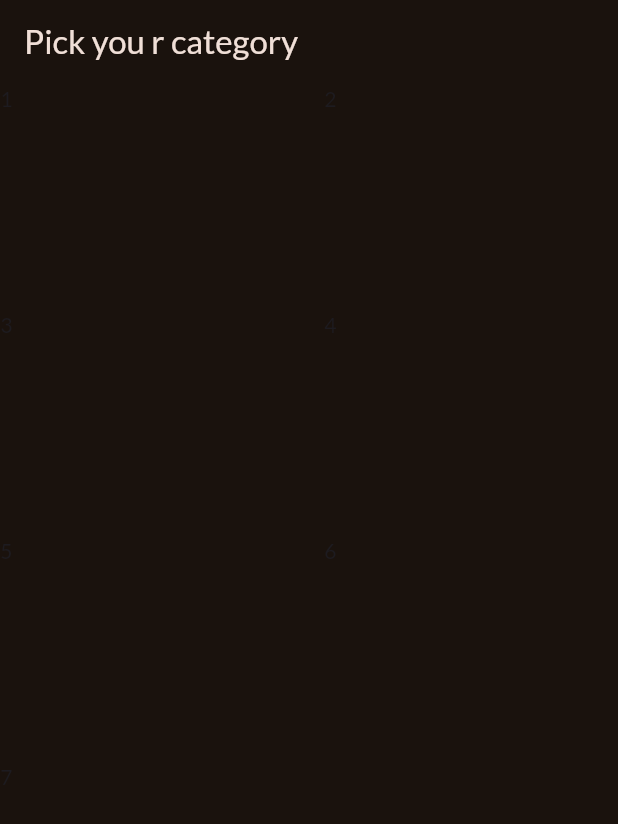
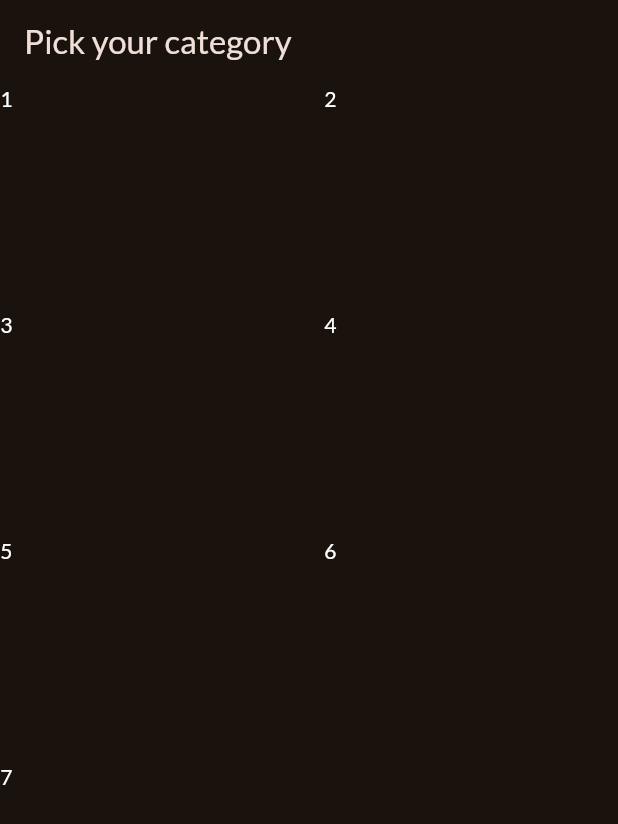
Before and after one commit to auza0002/meals_app_flutter, a Flutter app: the CategoriesScreen screen opened directly, on a phone screen of 412 x 824 dp. Shown: the top 824 px of the screen. Run offline on Flutter 3.47's test engine with Material 3 defaults, Android fonts, the phone set to English and light mode, and no system bars; our stand-ins replace google_fonts; statements that could not run were skipped.

Commit message:
Grid Item

```diff
--- a/lib/categories.dart
+++ /dev/null
@@ -1,29 +0,0 @@
-import 'package:flutter/material.dart';
-
-class CategoriesScreen extends StatelessWidget {
-  const CategoriesScreen({super.key});
-
-  @override
-  Widget build(BuildContext context) {
-    return Scaffold(
-      appBar: AppBar(
-        title: const Text("Pick you r category"),
-      ),
-      body: GridView(
-          gridDelegate: const SliverGridDelegateWithFixedCrossAxisCount(
-              crossAxisCount: 2,
-              childAspectRatio: 3 / 2,
-              crossAxisSpacing: 20,
-              mainAxisSpacing: 20),
-          children: const [
-            Text('1'),
-            Text('2'),
-            Text('3'),
-            Text('4'),
-            Text('5'),
-            Text('6'),
-            Text('7'),
-          ]),
-    );
-  }
-}
--- a/lib/main.dart
+++ b/lib/main.dart
@@ -19,6 +19,7 @@ class MyApp extends StatelessWidget {
   @override
   Widget build(BuildContext context) {
     return MaterialApp(
+      debugShowCheckedModeBanner: false,
       theme: theme,
       home: const CategoriesScreen(),
     );
--- /dev/null
+++ b/lib/screen/categories.dart
@@ -0,0 +1,50 @@
+import 'package:flutter/material.dart';
+
+class CategoriesScreen extends StatelessWidget {
+  const CategoriesScreen({super.key});
+
+  @override
+  Widget build(BuildContext context) {
+    return Scaffold(
+      appBar: AppBar(
+        title: const Text("Pick your category"),
+      ),
+      body: GridView(
+          gridDelegate: const SliverGridDelegateWithFixedCrossAxisCount(
+              crossAxisCount: 2,
+              childAspectRatio: 3 / 2,
+              crossAxisSpacing: 20,
+              mainAxisSpacing: 20),
+          children: const [
+            Text(
+              '1',
+              style: TextStyle(color: Colors.white),
+            ),
+            Text(
+              '2',
+              style: TextStyle(color: Colors.white),
+            ),
+            Text(
+              '3',
+              style: TextStyle(color: Colors.white),
+            ),
+            Text(
+              '4',
+              style: TextStyle(color: Colors.white),
+            ),
+            Text(
+              '5',
+              style: TextStyle(color: Colors.white),
+            ),
+            Text(
+              '6',
+              style: TextStyle(color: Colors.white),
+            ),
+            Text(
+              '7',
+              style: TextStyle(color: Colors.white),
+            ),
+          ]),
+    );
+  }
+}
```
Also changed, not shown: lib/models/category.dart (added, +8 -0 lines), lib/models/dummy_data.dart (added, +55 -0 lines), lib/widgets/category_grid.dart (added, +13 -0 lines).
